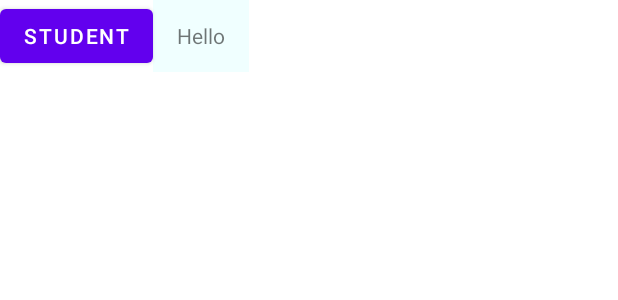
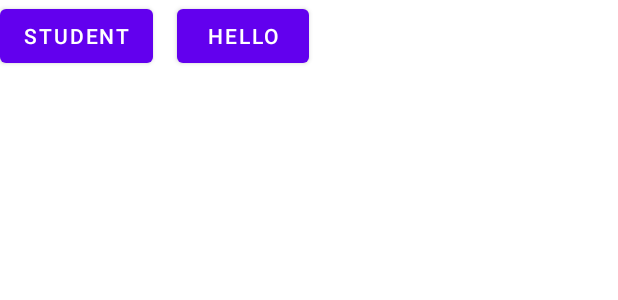
Before and after one commit to ysn85/TestDagger2, an Android app: the layout activity_annotation.xml on its own in the app's theme, with its tools: preview values and no code run, on a phone screen of 412 x 824 dp. Shown: the top 300 px of the screen. Run offline under Robolectric (Android 15) with nearby library versions, the light colour scheme and no system bars.

Commit message:
chore: 完善注解实现逻辑

```diff
--- a/app/src/main/res/layout/activity_annotation.xml
+++ b/app/src/main/res/layout/activity_annotation.xml
@@ -14,12 +14,11 @@
         app:layout_constraintLeft_toLeftOf="parent"
         app:layout_constraintTop_toTopOf="parent" />
 
-    <TextView
+    <Button
         android:id="@+id/annotation_tv"
         android:layout_width="wrap_content"
         android:layout_height="48dp"
-        android:background="#F0FFFF"
-        android:gravity="center"
+        android:layout_marginLeft="16dp"
         android:paddingLeft="16dp"
         android:paddingRight="16dp"
         android:text="Hello"
```
Also changed, not shown: app/src/main/java/com/annotation/AnnotationActivity.kt (+8 -10 lines).
